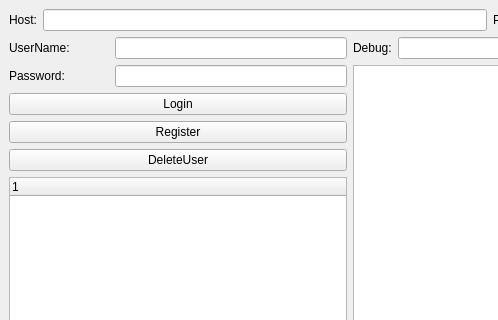
Old version of the form Debug/pdfs_client.ui in the repository Yoitsu-Holo/PDFS-Client; both pictures show x 0 to 498 and y 0 to 320 of the 700 by 600 pixel window.
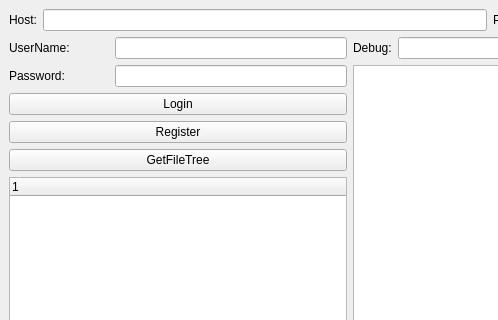
New version of the form.

Commit message: del file sha/add file tree func Please enter the commit message for your changes. Lines starting

Patch:
```diff
--- a/Debug/pdfs_client.ui
+++ b/Debug/pdfs_client.ui
@@ -158,7 +158,7 @@
         <item>
          <widget class="QPushButton" name="DeleteUser">
           <property name="text">
-           <string>DeleteUser</string>
+           <string>GetFileTree</string>
           </property>
          </widget>
         </item>
```
The commit also changes 8 other files.
